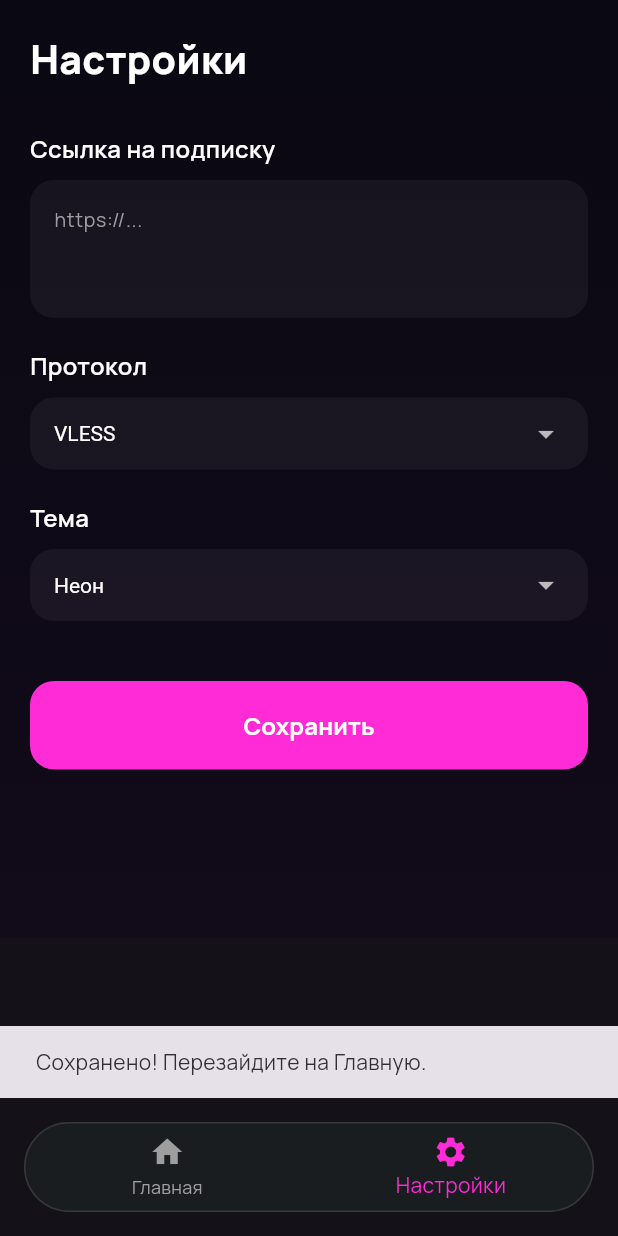
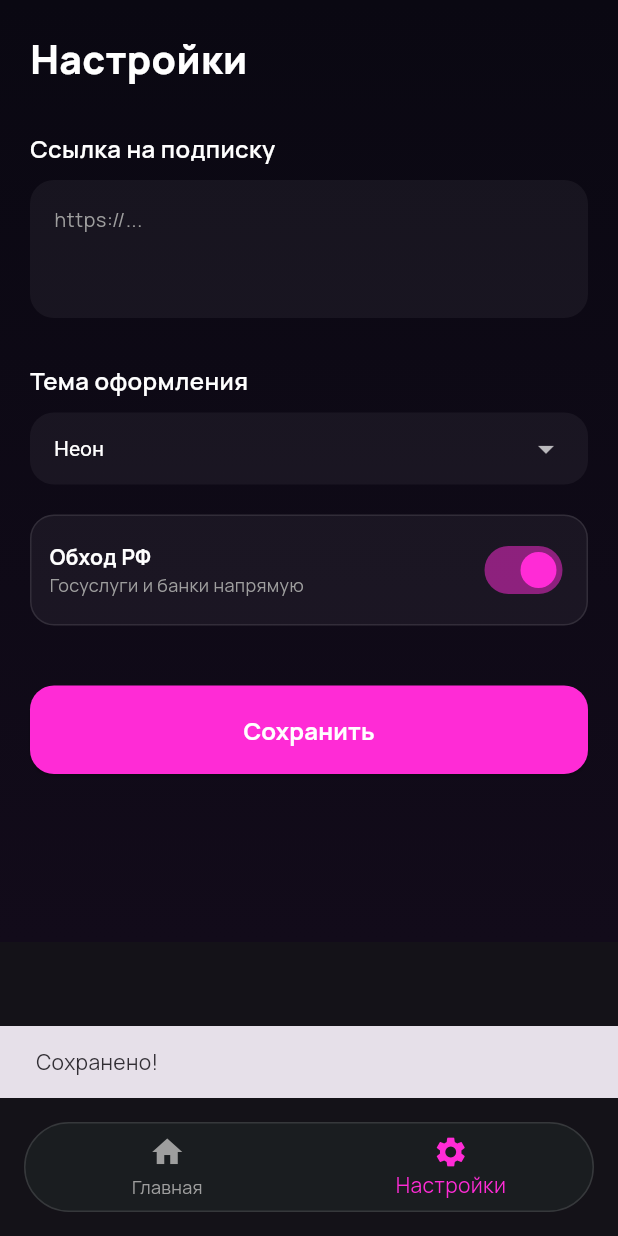
Before and after one commit to maksimft412rg/monta-vpn, a Flutter app: the screen it shows after launch, item 2 of the bottom bar chosen, after a tap on "Сохранить", on a phone screen of 412 x 824 dp. Run offline on Flutter 3.47's test engine with Material 3 defaults, Android fonts, the phone set to English and light mode, and no system bars; our stand-ins replace google_fonts, shared_preferences; missing offline and left inert: flutter_v2ray_client.

Commit message:
main.dart

```diff
--- a/lib/main.dart
+++ b/lib/main.dart
@@ -7,8 +7,34 @@ import 'package:google_fonts/google_fonts.dart';
 
 void main() => runApp(const MyApp());
 
-class MyApp extends StatelessWidget {
+class MyApp extends StatefulWidget {
   const MyApp({super.key});
+
+  @override
+  State<MyApp> createState() => _MyAppState();
+}
+
+class _MyAppState extends State<MyApp> {
+  String currentTheme = 'neon';
+
+  @override
+  void initState() {
+    super.initState();
+    _loadTheme();
+  }
+
+  Future<void> _loadTheme() async {
+    SharedPreferences prefs = await SharedPreferences.getInstance();
+    setState(() {
+      currentTheme = prefs.getString('theme') ?? 'neon';
+    });
+  }
+
+  void changeTheme(String newTheme) {
+    setState(() {
+      currentTheme = newTheme;
+    });
+  }
 
   @override
   Widget build(BuildContext context) {
@@ -20,13 +46,23 @@ class MyApp extends StatelessWidget {
         textTheme: GoogleFonts.manropeTextTheme(),
         useMaterial3: true,
       ),
-      home: const MainScreen(),
+      home: MainScreen(
+        currentTheme: currentTheme,
+        onThemeChanged: changeTheme,
+      ),
     );
   }
 }
 
 class MainScreen extends StatefulWidget {
-  const MainScreen({super.key});
+  final String currentTheme;
+  final Function(String) onThemeChanged;
+
+  const MainScreen({
+    super.key,
+    required this.currentTheme,
+    required this.onThemeChanged,
+  });
 
   @override
   State<MainScreen> createState() => _MainScreenState();
@@ -34,13 +70,17 @@ class MainScreen extends StatefulWidget {
 
 class _MainScreenState extends State<MainScreen> {
   int _currentIndex = 0;
-  final List<Widget> _pages = [const HomeTab(), const SettingsTab()];
 
   @override
   Widget build(BuildContext context) {
     return Scaffold(
       extendBody: true,
-      body: _pages[_currentIndex],
+      body: _currentIndex == 0
+          ? HomeTab(theme: widget.currentTheme)
+          : SettingsTab(
+              currentTheme: widget.currentTheme,
+              onThemeChanged: widget.onThemeChanged,
+            ),
       bottomNavigationBar: Container(
         margin: const EdgeInsets.all(16),
         decoration: BoxDecoration(
@@ -70,7 +110,8 @@ class _MainScreenState extends State<MainScreen> {
 
 // --- ГЛАВНАЯ ---
 class HomeTab extends StatefulWidget {
-  const HomeTab({super.key});
+  final String theme;
+  const HomeTab({super.key, required this.theme});
 
   @override
   State<HomeTab> createState() => _HomeTabState();
@@ -90,7 +131,14 @@ class _HomeTabState extends State<HomeTab> with SingleTickerProviderStateMixin {
   String trafficTotal = "—";
   String expireDate = "—";
 
-  String currentTheme = 'neon';
+  Map<String, Color> getThemeColors() {
+    switch (widget.theme) {
+      case 'autumn': return {'bg': const Color(0xFF120B07), 'accent': const Color(0xFFFF8A1F), 'accent2': const Color(0xFFC2391B)};
+      case 'ice': return {'bg': const Color(0xFF070C16), 'accent': const Color(0xFF34B6FF), 'accent2': const Color(0xFF3D5BFF)};
+      case 'hw': return {'bg': const Color(0xFF0D0814), 'accent': const Color(0xFFFF7A00), 'accent2': const Color(0xFF8B2CFF)};
+      default: return {'bg': const Color(0xFF0A0812), 'accent': const Color(0xFFFF2BD6), 'accent2': const Color(0xFF7B2CFF)};
+    }
+  }
 
   @override
   void initState() {
@@ -114,7 +162,6 @@ class _HomeTabState extends State<HomeTab> with SingleTickerProviderStateMixin {
     SharedPreferences prefs = await SharedPreferences.getInstance();
     setState(() {
       subscriptionUrl = prefs.getString('subscriptionUrl') ?? "";
-      currentTheme = prefs.getString('theme') ?? 'neon';
     });
     if (subscriptionUrl.isNotEmpty) {
       await _fetchSubscription();
@@ -198,15 +245,6 @@ class _HomeTabState extends State<HomeTab> with SingleTickerProviderStateMixin {
     }
   }
 
-  Map<String, Color> getThemeColors() {
-    switch (currentTheme) {
-      case 'autumn': return {'bg': const Color(0xFF120B07), 'accent': const Color(0xFFFF8A1F), 'accent2': const Color(0xFFC2391B)};
-      case 'ice': return {'bg': const Color(0xFF070C16), 'accent': const Color(0xFF34B6FF), 'accent2': const Color(0xFF3D5BFF)};
-      case 'hw': return {'bg': const Color(0xFF0D0814), 'accent': const Color(0xFFFF7A00), 'accent2': const Color(0xFF8B2CFF)};
-      default: return {'bg': const Color(0xFF0A0812), 'accent': const Color(0xFFFF2BD6), 'accent2': const Color(0xFF7B2CFF)};
-    }
-  }
-
   @override
   Widget build(BuildContext context) {
     bool isConnected = connectionState == 'CONNECTED';
@@ -214,7 +252,11 @@ class _HomeTabState extends State<HomeTab> with SingleTickerProviderStateMixin {
 
     return Container(
       decoration: BoxDecoration(
-        gradient: RadialGradient(center: const Alignment(-0.8, -0.8), radius: 1.8, colors: [colors['bg']!, colors['accent2']!.withValues(alpha: 0.4)]),
+        gradient: RadialGradient(
+          center: const Alignment(-0.8, -0.8),
+          radius: 1.8,
+          colors: [colors['bg']!, colors['accent2']!.withValues(alpha: 0.4)],
+        ),
       ),
       child: SafeArea(
         child: SingleChildScrollView(
@@ -240,7 +282,13 @@ class _HomeTabState extends State<HomeTab> with SingleTickerProviderStateMixin {
                     children: [
                       ScaleTransition(
                         scale: Tween(begin: 0.9, end: 1.2).animate(_pulseController),
-                        child: Container(width: 200, height: 200, decoration: BoxDecoration(shape: BoxShape.circle, border: Border.all(color: (isConnected ? Colors.green : colors['accent']!).withValues(alpha: 0.3), width: 2))),
+                        child: Container(
+                          width: 200, height: 200,
+                          decoration: BoxDecoration(
+                            shape: BoxShape.circle,
+                            border: Border.all(color: (isConnected ? Colors.green : colors['accent']!).withValues(alpha: 0.3), width: 2),
+                          ),
+                        ),
                       ),
                       AnimatedContainer(
                         duration: const Duration(milliseconds: 300),
@@ -333,7 +381,14 @@ class _HomeTabState extends State<HomeTab> with SingleTickerProviderStateMixin {
 
 // --- НАСТРОЙКИ ---
 class SettingsTab extends StatefulWidget {
-  const SettingsTab({super.key});
+  final String currentTheme;
+  final Function(String) onThemeChanged;
+
+  const SettingsTab({
+    super.key,
+    required this.currentTheme,
+    required this.onThemeChanged,
+  });
 
   @override
   State<SettingsTab> createState() => _SettingsTabState();
@@ -341,8 +396,7 @@ class SettingsTab extends StatefulWidget {
 
 class _SettingsTabState extends State<SettingsTab> {
   final TextEditingController _linkController = TextEditingController();
-  String selectedProtocol = "VLESS";
-  String currentTheme = 'neon';
+  bool bypassRussia = true;
 
   @override
   void initState() {
@@ -354,17 +408,15 @@ class _SettingsTabState extends State<SettingsTab> {
     SharedPreferences prefs = await SharedPreferences.getInstance();
     setState(() {
       _linkController.text = prefs.getString('subscriptionUrl') ?? "";
-      selectedProtocol = prefs.getString('protocol') ?? "VLESS";
-      currentTheme = prefs.getString('theme') ?? 'neon';
+      bypassRussia = prefs.getBool('bypassRussia') ?? true;
     });
   }
 
   Future<void> _saveSettings() async {
     SharedPreferences prefs = await SharedPreferences.getInstance();
     await prefs.setString('subscriptionUrl', _linkController.text.trim());
-    await prefs.setString('protocol', selectedProtocol);
-    await prefs.setString('theme', currentTheme);
-    ScaffoldMessenger.of(context).showSnackBar(const SnackBar(content: Text('Сохранено! Перезайдите на Главную.')));
+    await prefs.setBool('bypassRussia', bypassRussia);
+    ScaffoldMessenger.of(context).showSnackBar(const SnackBar(content: Text('Сохранено!')));
   }
 
   @override
@@ -388,37 +440,38 @@ class _SettingsTabState extends State<SettingsTab> {
                 maxLines: 3,
                 decoration: InputDecoration(hintText: 'https://...', hintStyle: const TextStyle(color: Colors.grey), filled: true, fillColor: Colors.white.withValues(alpha: 0.05), border: OutlineInputBorder(borderRadius: BorderRadius.circular(16), borderSide: BorderSide.none)),
               ),
-              const SizedBox(height: 20),
+              const SizedBox(height: 30),
 
-              Text('Протокол', style: GoogleFonts.manrope(fontSize: 16, color: Colors.white, fontWeight: FontWeight.w600)),
+              Text('Тема оформления', style: GoogleFonts.manrope(fontSize: 16, color: Colors.white, fontWeight: FontWeight.w600)),
               const SizedBox(height: 10),
               Container(
                 padding: const EdgeInsets.symmetric(horizontal: 16),
                 decoration: BoxDecoration(color: Colors.white.withValues(alpha: 0.05), borderRadius: BorderRadius.circular(16)),
                 child: DropdownButton<String>(
-                  value: selectedProtocol, dropdownColor: const Color(0xFF1B1E21), style: const TextStyle(color: Colors.white), isExpanded: true, underline: const SizedBox(),
-                  items: const [DropdownMenuItem(value: 'VLESS', child: Text('VLESS')), DropdownMenuItem(value: 'VMess', child: Text('VMess')), DropdownMenuItem(value: 'Trojan', child: Text('Trojan'))],
-                  onChanged: (val) { if (val != null) setState(() => selectedProtocol = val); },
-                ),
-              ),
-              const SizedBox(height: 20),
-
-              Text('Тема', style: GoogleFonts.manrope(fontSize: 16, color: Colors.white, fontWeight: FontWeight.w600)),
-              const SizedBox(height: 10),
-              Container(
-                padding: const EdgeInsets.symmetric(horizontal: 16),
-                decoration: BoxDecoration(color: Colors.white.withValues(alpha: 0.05), borderRadius: BorderRadius.circular(16)),
-                child: DropdownButton<String>(
-                  value: currentTheme, dropdownColor: const Color(0xFF1B1E21), style: const TextStyle(color: Colors.white), isExpanded: true, underline: const SizedBox(),
+                  value: widget.currentTheme,
+                  dropdownColor: const Color(0xFF1B1E21),
+                  style: const TextStyle(color: Colors.white),
+                  isExpanded: true,
+                  underline: const SizedBox(),
                   items: const [
                     DropdownMenuItem(value: 'neon', child: Text('Неон')),
                     DropdownMenuItem(value: 'autumn', child: Text('Осень')),
                     DropdownMenuItem(value: 'ice', child: Text('Лёд')),
                     DropdownMenuItem(value: 'hw', child: Text('Хэллоуин')),
                   ],
-                  onChanged: (val) { if (val != null) setState(() => currentTheme = val); },
+                  onChanged: (val) async {
+                    if (val != null) {
+                      widget.onThemeChanged(val);
+                      SharedPreferences prefs = await SharedPreferences.getInstance();
+                      await prefs.setString('theme', val);
+                    }
+                  },
                 ),
               ),
+              const SizedBox(height: 20),
+
+              _buildSwitch('Обход РФ', 'Госуслуги и банки напрямую', bypassRussia, (v) => setState(() => bypassRussia = v)),
+
               const SizedBox(height: 40),
 
               ElevatedButton(
@@ -432,4 +485,23 @@ class _SettingsTabState extends State<SettingsTab> {
       ),
     );
   }
+
+  Widget _buildSwitch(String title, String subtitle, bool value, Function(bool) onChanged) {
+    return Container(
+      padding: const EdgeInsets.all(12),
+      decoration: BoxDecoration(color: Colors.white.withValues(alpha: 0.05), borderRadius: BorderRadius.circular(16), border: Border.all(color: Colors.white.withValues(alpha: 0.1))),
+      child: Row(
+        mainAxisAlignment: MainAxisAlignment.spaceBetween,
+        children: [
+          Expanded(
+            child: Column(crossAxisAlignment: CrossAxisAlignment.start, children: [
+              Text(title, style: const TextStyle(fontWeight: FontWeight.bold, color: Colors.white)),
+              Text(subtitle, style: const TextStyle(fontSize: 12, color: Colors.grey)),
+            ]),
+          ),
+          Switch(value: value, activeColor: const Color(0xFFFF2BD6), onChanged: onChanged),
+        ],
+      ),
+    );
+  }
 }
```
